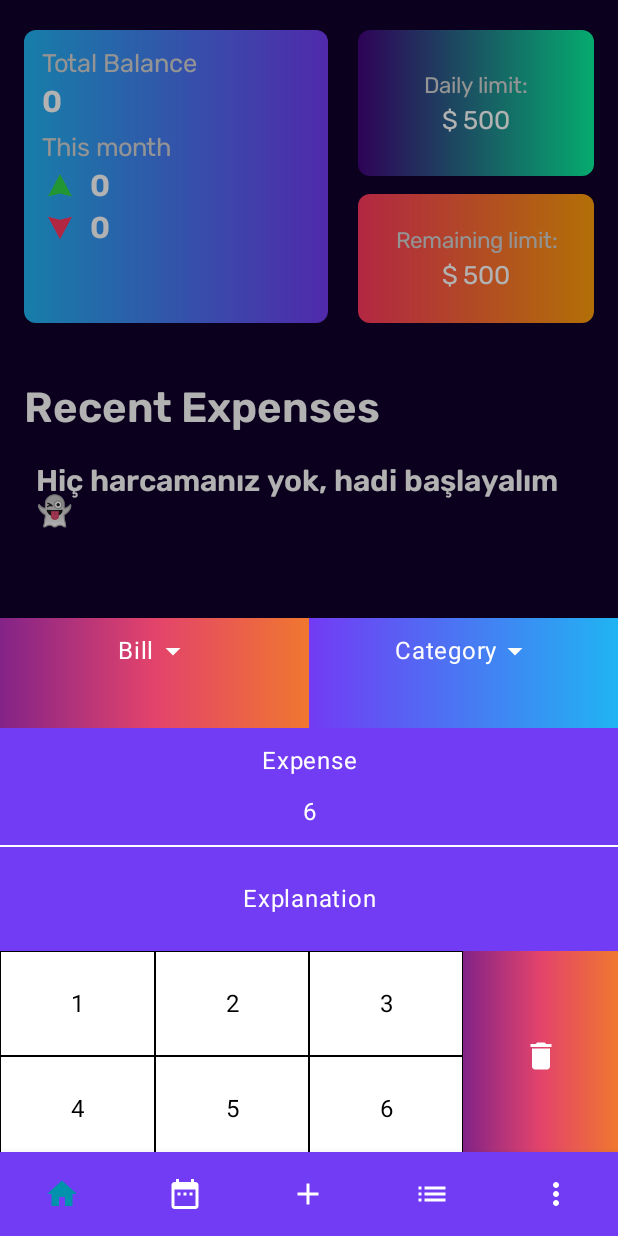
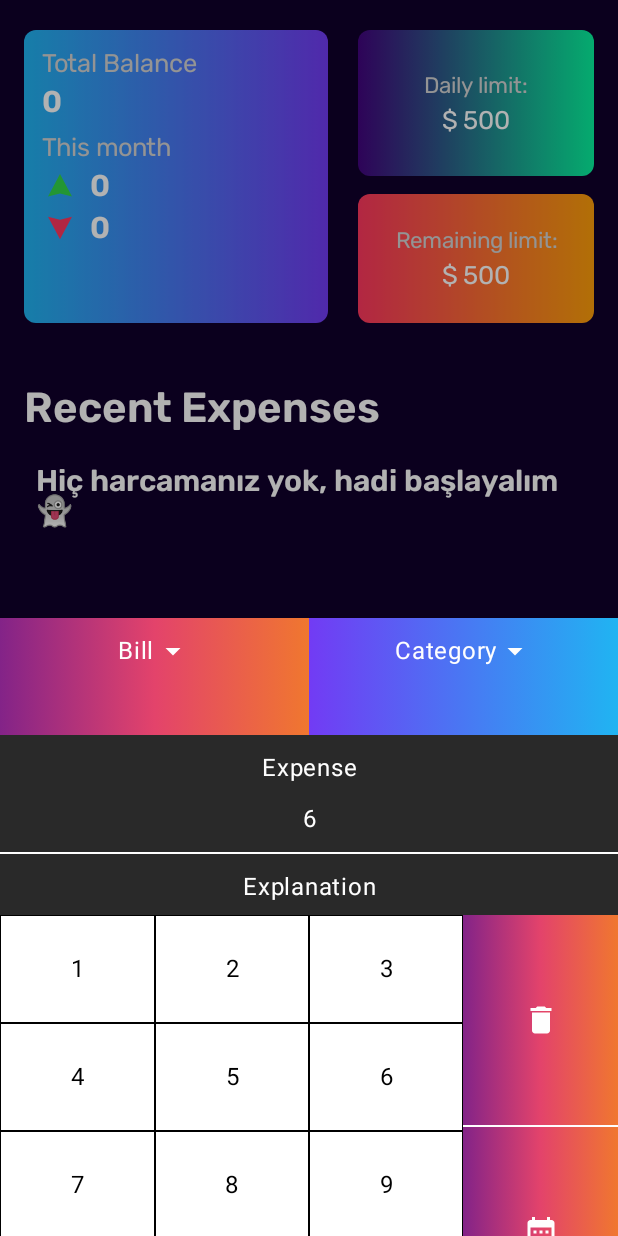
Before and after one commit to EgeMert/saveable, an Android app built with Jetpack Compose: the screen it shows after launch (MainActivity), after a tap on "Income", on a phone screen of 412 x 824 dp. Run offline under Robolectric (Android 15) with nearby library versions, the phone set to English and light mode, and no system bars; our stand-ins replace Dagger/Hilt's generated code, Room's generated code, accompanist, constraintlayout-compose; 1 other tap on this screen came first.

Commit message:
ModalBottomSheetLayout changes

```diff
--- a/app/build.gradle
+++ b/app/build.gradle
@@ -84,4 +84,7 @@ dependencies {
 
     //Coil
     implementation("io.coil-kt:coil-compose:2.0.0-rc01")
+
+    //Constraint
+    implementation "androidx.constraintlayout:constraintlayout-compose:1.0.1"
 }
--- a/app/src/main/java/com/pixelcreative/saveable/components/AddExpenseContent.kt
+++ b/app/src/main/java/com/pixelcreative/saveable/components/AddExpenseBottomSheet.kt
@@ -8,11 +8,9 @@ import androidx.compose.foundation.layout.Box
 import androidx.compose.foundation.layout.Column
 import androidx.compose.foundation.layout.Row
 import androidx.compose.foundation.layout.Spacer
-import androidx.compose.foundation.layout.fillMaxHeight
 import androidx.compose.foundation.layout.fillMaxWidth
 import androidx.compose.foundation.layout.height
 import androidx.compose.foundation.layout.padding
-import androidx.compose.foundation.layout.size
 import androidx.compose.foundation.lazy.grid.GridCells
 import androidx.compose.foundation.lazy.grid.LazyVerticalGrid
 import androidx.compose.foundation.lazy.grid.itemsIndexed
@@ -35,10 +33,12 @@ import androidx.compose.ui.Alignment
 import androidx.compose.ui.Modifier
 import androidx.compose.ui.graphics.Brush
 import androidx.compose.ui.graphics.Color
+import androidx.compose.ui.platform.LocalConfiguration
 import androidx.compose.ui.text.style.TextAlign
 import androidx.compose.ui.tooling.preview.Preview
 import androidx.compose.ui.unit.dp
-import com.pixelcreative.saveable.core.Constants.Companion.EMPTY_STRING
+import androidx.constraintlayout.compose.ConstraintLayout
+import com.pixelcreative.saveable.core.Constants
 import com.pixelcreative.saveable.ui.theme.BluishPurple
 import com.pixelcreative.saveable.ui.theme.DarkPurple
 import com.pixelcreative.saveable.ui.theme.OrangeCrush
@@ -47,7 +47,7 @@ import com.pixelcreative.saveable.ui.theme.White
 import com.pixelcreative.saveable.ui.theme.ZimaBlue
 
 @Composable
-fun AddExpenseContent(spendType: SpendType) {
+fun AddExpenseBottomSheet(spendType: SpendType) {
     var selectedBillType by remember { mutableStateOf("") }
     var selectedCategory by remember { mutableStateOf("") }
     var dropDownType by remember { mutableStateOf(DropDownType.None) }
@@ -55,15 +55,20 @@ fun AddExpenseContent(spendType: SpendType) {
     var showDialog by remember { mutableStateOf(false) }
     var selectedNumber by remember { mutableStateOf("0") }
 
-    Column(modifier = Modifier.height(540.dp)) {
+    val screenHeight = LocalConfiguration.current.screenHeightDp * 0.62
+    ConstraintLayout(
+        modifier = Modifier
+            .fillMaxWidth()
+            .height(screenHeight.dp)
+    ) {
+        val (spendTypeRow, userInputView, userClickArea, dayText) = createRefs()
         if (showDialog) {
-            DropDownMenu(
-                dropDownList = selectedList,
+            DropDownMenu(dropDownList = selectedList,
                 dropDownType = dropDownType,
                 onDismissAction = {
                     selectedNumber = "0"
-                    selectedCategory = EMPTY_STRING
-                    selectedBillType = EMPTY_STRING
+                    selectedCategory = Constants.EMPTY_STRING
+                    selectedBillType = Constants.EMPTY_STRING
                 },
                 itemClickedAction = { item, type ->
                     showDialog = false
@@ -84,43 +89,37 @@ fun AddExpenseContent(spendType: SpendType) {
                 })
         }
         Row(
-            modifier = Modifier
+            Modifier
                 .fillMaxWidth()
-                .weight(1f),
-            horizontalArrangement = Arrangement.Center
-        ) {
+                .constrainAs(spendTypeRow) {
+                    centerHorizontallyTo(parent)
+                    top.linkTo(parent.top)
+                }) {
             Box(
                 modifier = Modifier
                     .weight(1f)
                     .background(
                         brush = Brush.horizontalGradient(
                             colors = listOf(
-                                DarkPurple,
-                                RougeRed,
-                                OrangeCrush
+                                DarkPurple, RougeRed, OrangeCrush
                             )
                         )
-                    ),
-                contentAlignment = Alignment.Center
+                    ), contentAlignment = Alignment.Center
             ) {
-                Column(
-                    horizontalAlignment = Alignment.CenterHorizontally,
+                Column(horizontalAlignment = Alignment.CenterHorizontally,
                     modifier = Modifier
                         .fillMaxWidth()
                         .clickable {
                             selectedList.removeAll { true }
                             dropDownType = DropDownType.Bill
                             val billTypeList = listOf(
-                                "Card",
-                                "Cash",
-                                "Saving"
+                                "Card", "Cash", "Saving"
                             )
                             selectedList.addAll(billTypeList)
                             if (!showDialog) {
                                 showDialog = true
                             }
-                        }
-                ) {
+                        }) {
                     Row(
                         Modifier
                             .fillMaxWidth()
@@ -143,8 +142,7 @@ fun AddExpenseContent(spendType: SpendType) {
 
                     Text(
                         text = selectedBillType,
-                        modifier = Modifier
-                            .padding(bottom = 10.dp),
+                        modifier = Modifier.padding(bottom = 10.dp),
                         style = MaterialTheme.typography.body1,
                         color = White
                     )
@@ -162,8 +160,7 @@ fun AddExpenseContent(spendType: SpendType) {
                         )
                     )
             ) {
-                Column(
-                    horizontalAlignment = Alignment.CenterHorizontally,
+                Column(horizontalAlignment = Alignment.CenterHorizontally,
                     modifier = Modifier
                         .fillMaxWidth()
                         .clickable {
@@ -195,8 +192,7 @@ fun AddExpenseContent(spendType: SpendType) {
                             if (!showDialog) {
                                 showDialog = true
                             }
-                        }
-                ) {
+                        }) {
                     Row(
                         Modifier
                             .fillMaxWidth()
@@ -219,8 +215,7 @@ fun AddExpenseContent(spendType: SpendType) {
                     }
                     Text(
                         text = selectedCategory,
-                        modifier = Modifier
-                            .padding(bottom = 10.dp),
+                        modifier = Modifier.padding(bottom = 10.dp),
                         textAlign = TextAlign.Center,
                         style = MaterialTheme.typography.body1,
                         color = White
@@ -230,10 +225,12 @@ fun AddExpenseContent(spendType: SpendType) {
             }
         }
         Column(
-            modifier = Modifier
-                .background(BluishPurple)
-                .weight(2f), verticalArrangement = Arrangement.Top
-        ) {
+            Modifier
+                .fillMaxWidth()
+                .constrainAs(userInputView) {
+                    top.linkTo(spendTypeRow.bottom)
+                    centerHorizontallyTo(parent)
+                }) {
             Text(
                 text = spendType.name,
                 modifier = Modifier
@@ -253,7 +250,6 @@ fun AddExpenseContent(spendType: SpendType) {
             )
             Spacer(modifier = Modifier.height(10.dp))
             Divider(Modifier.fillMaxWidth(), color = White)
-            Box(modifier = Modifier.fillMaxHeight(), contentAlignment = Alignment.Center) {
             Text(
                 text = "Explanation",
                 modifier = Modifier
@@ -263,41 +259,40 @@ fun AddExpenseContent(spendType: SpendType) {
                 style = MaterialTheme.typography.body1,
                 color = White
             )
-            }
+            Spacer(modifier = Modifier.height(10.dp))
         }
         Row(
-            modifier = Modifier
-                .fillMaxHeight()
-                .weight(3.78f)
-        ) {
+            Modifier
+
+                .fillMaxWidth()
+                .constrainAs(userClickArea) {
+                    top.linkTo(userInputView.bottom)
+                    centerHorizontallyTo(parent)
+                    bottom.linkTo(dayText.top)
+                })
+        {
             val numberList = listOf("1", "2", "3", "4", "5", "6", "7", "8", "9", ",", "0", "okay")
             LazyVerticalGrid(
-                columns = GridCells.Fixed(3),
-                modifier = Modifier
-                    .weight(3f)
-                    .fillMaxHeight()
-
+                columns = GridCells.Fixed(3), modifier = Modifier.weight(3f)
             ) {
                 itemsIndexed(numberList) { index, items ->
                     if (items.contains("okay")) {
                         Box(
                             modifier = Modifier
                                 .border(width = 0.3.dp, color = Color.Black)
-                                .size(70.dp)
                                 .background(
                                     brush = Brush.horizontalGradient(
                                         colors = listOf(
-                                            DarkPurple,
-                                            RougeRed,
-                                            OrangeCrush
+                                            DarkPurple, RougeRed, OrangeCrush
                                         )
                                     )
-                                ), contentAlignment = Alignment.Center
+                                ),
+                            contentAlignment = Alignment.Center
                         ) {
                             Icon(
                                 imageVector = Icons.Filled.Check,
                                 contentDescription = null,
-                                modifier = Modifier,
+                                modifier = Modifier.padding(vertical = 23.dp, horizontal = 28.dp),
                                 tint = White
                             )
                         }
@@ -306,17 +301,17 @@ fun AddExpenseContent(spendType: SpendType) {
                             modifier = Modifier
                                 .background(Color.White)
                                 .border(width = 0.3.dp, color = Color.Black)
-                                .size(70.dp)
                                 .clickable {
-                                    if (selectedNumber == "0") selectedNumber = EMPTY_STRING
+                                    if (selectedNumber == "0") selectedNumber =
+                                        Constants.EMPTY_STRING
                                     selectedNumber += items
-                                },
-                            contentAlignment = Alignment.Center
+                                }, contentAlignment = Alignment.Center
                         ) {
                             Text(
                                 text = items,
                                 modifier = Modifier
-                                    .fillMaxWidth(),
+                                    .fillMaxWidth()
+                                    .padding(vertical = 24.dp, horizontal = 28.dp),
                                 textAlign = TextAlign.Center,
                                 style = MaterialTheme.typography.body1,
                                 color = Color.Black
@@ -329,22 +324,19 @@ fun AddExpenseContent(spendType: SpendType) {
             Column(modifier = Modifier.weight(1f)) {
                 Box(
                     modifier = Modifier
-                        .height(70.dp)
                         .fillMaxWidth()
+                        .height(140.dp)
                         .background(
                             brush = Brush.horizontalGradient(
                                 colors = listOf(
-                                    DarkPurple,
-                                    RougeRed,
-                                    OrangeCrush
+                                    DarkPurple, RougeRed, OrangeCrush
                                 )
                             )
                         )
-                        .weight(1f)
+
                         .clickable {
                             if (selectedNumber.length > 1) {
-                                val removedNumber =
-                                    selectedNumber.dropLast(1)
+                                val removedNumber = selectedNumber.dropLast(1)
                                 selectedNumber = removedNumber
                             } else {
                                 selectedNumber = "0"
@@ -361,15 +353,12 @@ fun AddExpenseContent(spendType: SpendType) {
                 Divider(Modifier.fillMaxWidth(), color = White)
                 Box(
                     modifier = Modifier
-                        .height(70.dp)
                         .fillMaxWidth()
-                        .weight(1f)
+                        .height(140.dp)
                         .background(
                             brush = Brush.horizontalGradient(
                                 colors = listOf(
-                                    DarkPurple,
-                                    RougeRed,
-                                    OrangeCrush
+                                    DarkPurple, RougeRed, OrangeCrush
                                 )
                             )
                         ), contentAlignment = Alignment.Center
@@ -387,18 +376,21 @@ fun AddExpenseContent(spendType: SpendType) {
             modifier = Modifier
                 .fillMaxWidth()
                 .background(BluishPurple)
-                .weight(0.5f), contentAlignment = Alignment.Center
+                .constrainAs(dayText) {
+                    centerHorizontallyTo(parent)
+                    bottom.linkTo(parent.bottom)
+                }, contentAlignment = Alignment.Center
         ) {
             Text(
                 text = "Sunday, 23 - July - 2023",
                 modifier = Modifier
-                    .fillMaxWidth(),
+                    .fillMaxWidth()
+                    .padding(vertical = 12.dp),
                 textAlign = TextAlign.Center,
                 style = MaterialTheme.typography.subtitle2,
                 color = White
             )
         }
-
     }
 
 }
@@ -407,8 +399,8 @@ enum class SpendType {
     Expense, Income, None
 }
 
-@Preview(device = "id:pixel_7_pro")
+@Preview
 @Composable
-fun AddExpenseContentPreview() {
-    AddExpenseContent(SpendType.None)
+fun AddExpenseBottomSheet_Preview() {
+    AddExpenseBottomSheet(SpendType.None)
 }
--- a/app/src/main/java/com/pixelcreative/saveable/navigation/SaveableNavGraph.kt
+++ b/app/src/main/java/com/pixelcreative/saveable/navigation/SaveableNavGraph.kt
@@ -18,6 +18,7 @@ fun SaveableNavGraph(
     navController: NavHostController,
     router: Router,
     startDestination: String = Screens.SplashScreen.route,
+    hideBottomSheet:(Boolean)->Unit = {},
     navGraphBuilder: NavGraphBuilder.() -> Unit = {},
 ) {
     NavHost(
@@ -27,12 +28,13 @@ fun SaveableNavGraph(
 //        popExitTransition = { slideOutOfContainer(towards = AnimatedContentTransitionScope.SlideDirection.Start) }
     ) {
         navGraphBuilder.invoke(this)
-        mainNavigation(router)
+        mainNavigation(router, hideBottomSheet)
     }
 }
 @OptIn(ExperimentalMaterialApi::class)
 private fun NavGraphBuilder.mainNavigation(
-    router: Router
+    router: Router,
+    hideBottomSheet:(Boolean)->Unit = {},
 ){
     composable(
         route = Screens.SplashScreen.route
@@ -59,7 +61,7 @@ private fun NavGraphBuilder.mainNavigation(
     composable(
         route = Screens.ExpenseScreen.route,
     ){
-        ExpensesScreen(router = router )
+        ExpensesScreen(router = router ,  hideBottomSheet)
     }
     composable(
         route = Screens.DetailScreen.route,
--- a/app/src/main/java/com/pixelcreative/saveable/navigation/bottomnavigation/BottomNavigationBar.kt
+++ b/app/src/main/java/com/pixelcreative/saveable/navigation/bottomnavigation/BottomNavigationBar.kt
@@ -1,5 +1,8 @@
 package com.pixelcreative.saveable.navigation.bottomnavigation
 
+import androidx.compose.animation.AnimatedVisibility
+import androidx.compose.animation.slideInVertically
+import androidx.compose.animation.slideOutVertically
 import androidx.compose.foundation.background
 import androidx.compose.material.BottomNavigation
 import androidx.compose.material.BottomNavigationItem
@@ -15,7 +18,12 @@ import androidx.navigation.compose.currentBackStackEntryAsState
 import com.pixelcreative.saveable.ui.theme.BondyBlue
 
 @Composable
-fun BottomNavigationBar(navController: NavHostController) {
+fun BottomNavigationBar(navController: NavHostController, bottomBarState: Boolean) {
+    AnimatedVisibility(
+        visible = bottomBarState,
+        enter = slideInVertically(initialOffsetY = { it }),
+        exit = slideOutVertically(targetOffsetY = { it }),
+    ) {
         BottomNavigation {
             val backStackEntry by navController.currentBackStackEntryAsState()
             val currentRoute = backStackEntry?.destination?.route
@@ -44,3 +52,5 @@ fun BottomNavigationBar(navController: NavHostController) {
             }
         }
     }
+
+}
--- a/app/src/main/java/com/pixelcreative/saveable/screens/MainActivity.kt
+++ b/app/src/main/java/com/pixelcreative/saveable/screens/MainActivity.kt
@@ -11,9 +11,11 @@ import androidx.compose.material.Scaffold
 import androidx.compose.material.Surface
 import androidx.compose.runtime.DisposableEffect
 import androidx.compose.runtime.getValue
+import androidx.compose.runtime.mutableStateOf
 import androidx.compose.runtime.remember
+import androidx.compose.runtime.saveable.rememberSaveable
+import androidx.compose.runtime.setValue
 import androidx.compose.ui.Modifier
-import androidx.compose.ui.graphics.Color
 import androidx.navigation.compose.currentBackStackEntryAsState
 import androidx.navigation.compose.rememberNavController
 import com.google.accompanist.systemuicontroller.SystemUiController
@@ -36,27 +38,38 @@ class MainActivity : ComponentActivity() {
         setContent {
 
             val systemUiController: SystemUiController = rememberSystemUiController()
-            DisposableEffect(systemUiController){
+            DisposableEffect(systemUiController) {
                 systemUiController.setStatusBarColor(BluishPurple)
                 systemUiController.setSystemBarsColor(BluishPurple)
-                onDispose {  }
+                onDispose { }
             }
 
             val navController = rememberNavController()
             val navBackStackEntry by navController.currentBackStackEntryAsState()
             val route = navBackStackEntry?.destination?.route ?: Screens.SplashScreen.route
             val router: Router = remember { RouterImplementation(navController, route) }
+            var canShowBottomSheet by rememberSaveable { mutableStateOf(false) }
+
             SaveableTheme {
                 Surface(
                     modifier = Modifier.fillMaxSize(),
                     color = MaterialTheme.colors.background
                 ) {
                     Scaffold(bottomBar = {
-                        if (route != Screens.SplashScreen.route ){
-                            BottomNavigationBar(navController = navController)
+
+                        if (route != Screens.SplashScreen.route) {
+                            BottomNavigationBar(
+                                navController = navController,
+                                bottomBarState = canShowBottomSheet
+                            )
                         }
                     }, content = {
-                        SaveableNavGraph(navController = navController, router = router)
+                        SaveableNavGraph(
+                            navController = navController,
+                            router = router,
+                            hideBottomSheet = {
+                                canShowBottomSheet = it
+                            })
                     })
                 }
             }
--- a/app/src/main/java/com/pixelcreative/saveable/screens/expenses/ExpensesScreen.kt
+++ b/app/src/main/java/com/pixelcreative/saveable/screens/expenses/ExpensesScreen.kt
@@ -17,11 +17,11 @@ import androidx.compose.foundation.shape.RoundedCornerShape
 import androidx.compose.material.ExperimentalMaterialApi
 import androidx.compose.material.MaterialTheme
 import androidx.compose.material.ModalBottomSheetLayout
-import androidx.compose.material.ModalBottomSheetState
 import androidx.compose.material.ModalBottomSheetValue
 import androidx.compose.material.Text
 import androidx.compose.material.rememberModalBottomSheetState
 import androidx.compose.runtime.Composable
+import androidx.compose.runtime.LaunchedEffect
 import androidx.compose.runtime.collectAsState
 import androidx.compose.runtime.getValue
 import androidx.compose.runtime.mutableDoubleStateOf
@@ -36,10 +36,9 @@ import androidx.compose.ui.draw.clip
 import androidx.compose.ui.graphics.Brush
 import androidx.compose.ui.graphics.Color
 import androidx.compose.ui.text.style.TextAlign
-import androidx.compose.ui.tooling.preview.Preview
 import androidx.compose.ui.unit.dp
 import androidx.hilt.navigation.compose.hiltViewModel
-import com.pixelcreative.saveable.components.AddExpenseContent
+import com.pixelcreative.saveable.components.AddExpenseBottomSheet
 import com.pixelcreative.saveable.components.DailyLimitCard
 import com.pixelcreative.saveable.components.SpendType
 import com.pixelcreative.saveable.components.SummaryCard
@@ -66,7 +65,8 @@ import kotlinx.coroutines.launch
 @Composable
 @ExperimentalMaterialApi
 fun ExpensesScreen(
-    router: Router
+    router: Router,
+    hideBottomSheet: (Boolean) -> Unit
 ) {
     val expensesScreenViewModel: ExpensesScreenViewModel = hiltViewModel()
 
@@ -85,12 +85,16 @@ fun ExpensesScreen(
     val scope = rememberCoroutineScope()
 
     var spendingType by remember { mutableStateOf(SpendType.None) }
-
+    LaunchedEffect(sheetState.currentValue) {
+        if (sheetState.currentValue == ModalBottomSheetValue.Hidden) {
+            hideBottomSheet.invoke(true)
+        }
+    }
     ModalBottomSheetLayout(
         modifier = Modifier.navigationBarsPadding(),
         scrimColor = Color.Black.copy(alpha = 0.3f),
         sheetContent = {
-            AddExpenseContent(spendType = spendingType)
+            AddExpenseBottomSheet(spendType = spendingType)
         },
         sheetState = sheetState
     ) {
@@ -110,7 +114,9 @@ fun ExpensesScreen(
                             .fillMaxHeight()
                             .weight(1.6f),
                         colors = listOf(ZimaBlue, BluishPurple),
-                        totalBalance = getMonthlyIncomeTotal(monthlyExpense).minus(getMonthlyExpenseTotal(monthlyExpense)).formatDoubleToString(),
+                        totalBalance = getMonthlyIncomeTotal(monthlyExpense).minus(
+                            getMonthlyExpenseTotal(monthlyExpense)
+                        ).formatDoubleToString(),
                         monthlyIncome = getMonthlyIncomeTotal(monthlyExpense).formatDoubleToString(),
                         monthlyExpense = getMonthlyExpenseTotal(monthlyExpense).formatDoubleToString()
                     )
@@ -163,6 +169,7 @@ fun ExpensesScreen(
                     modifier = Modifier
                         .clickable {
                             scope.launch {
+                                hideBottomSheet.invoke(false)
                                 spendingType = SpendType.Expense
                                 sheetState.show()
 
@@ -193,6 +200,7 @@ fun ExpensesScreen(
                     modifier = Modifier
                         .clickable {
                             scope.launch {
+                                hideBottomSheet.invoke(false)
                                 spendingType = SpendType.Income
                                 sheetState.show()
                             }
```
Lines whose indentation alone changed are shown as unchanged.
